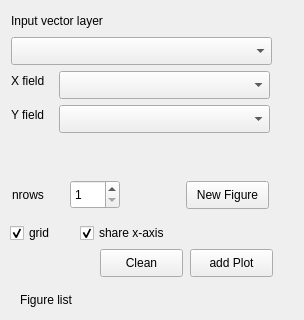
Old version of the form data_plotter_dialog_base.ui in the repository benEnsta/dataplotter; both pictures show x 0 to 304 and y 0 to 320 of the 304 by 627 pixel window.
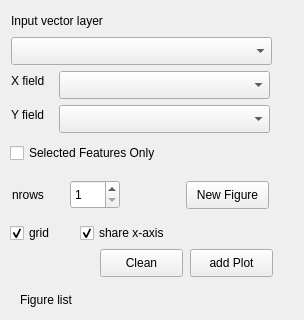
New version of the form. Custom widgets are drawn as their Qt base class.

Commit message: [add] add selected feature only selection

Patch:
```diff
--- a/data_plotter_dialog_base.ui
+++ b/data_plotter_dialog_base.ui
@@ -233,6 +233,19 @@
     </rect>
    </property>
   </widget>
+  <widget class="QCheckBox" name="checkBox_selected_feature">
+   <property name="geometry">
+    <rect>
+     <x>10</x>
+     <y>140</y>
+     <width>201</width>
+     <height>26</height>
+    </rect>
+   </property>
+   <property name="text">
+    <string>Selected Features Only</string>
+   </property>
+  </widget>
  </widget>
  <customwidgets>
   <customwidget>
```
The commit also changes 1 other file.
